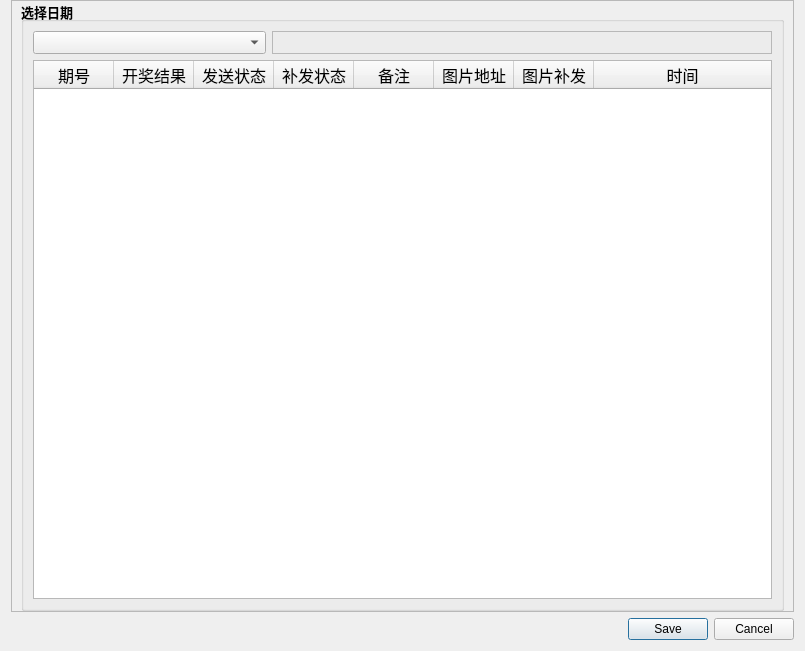
First picture: the form in kaj789_Ui.ui, repository zzw168/MainCtl, before the edit.
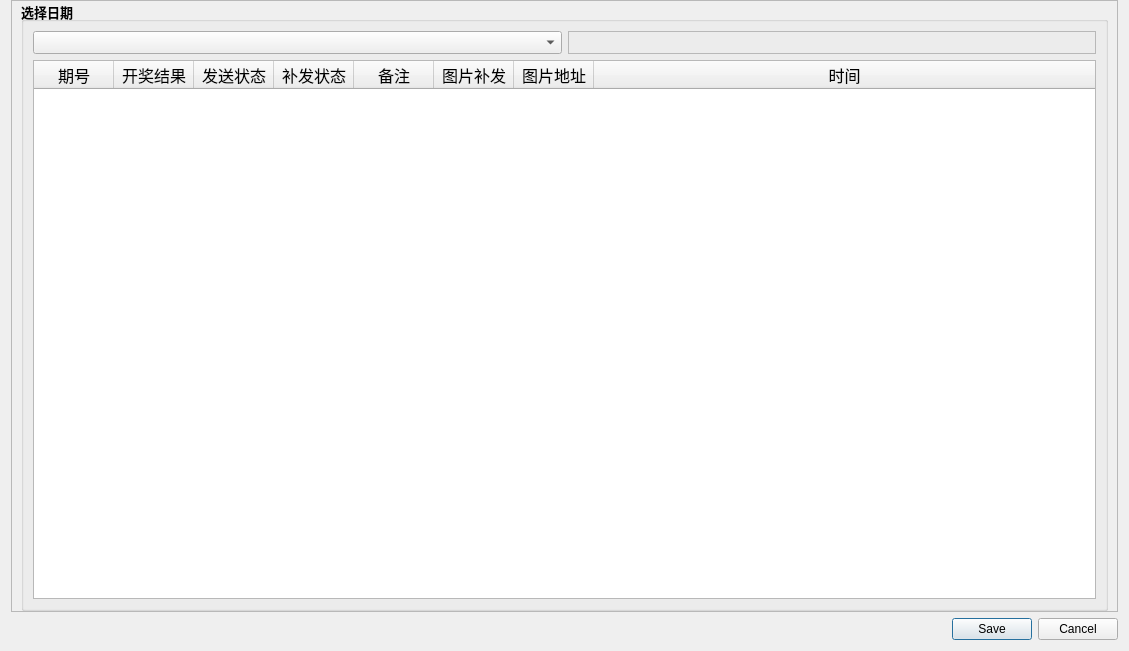
Second picture: the form after the edit.

What changed in the file:
```diff
--- a/kaj789_Ui.ui
+++ b/kaj789_Ui.ui
@@ -6,7 +6,7 @@
    <rect>
     <x>0</x>
     <y>0</y>
-    <width>805</width>
+    <width>1129</width>
     <height>651</height>
    </rect>
   </property>
@@ -164,16 +164,16 @@
              <string>备注</string>
             </property>
            </column>
-           <column>
-            <property name="text">
-             <string>图片地址</string>
-            </property>
-           </column>
            <column>
             <property name="text">
              <string>图片补发</string>
             </property>
            </column>
+           <column>
+            <property name="text">
+             <string>图片地址</string>
+            </property>
+           </column>
            <column>
             <property name="text">
              <string>时间</string>
```
